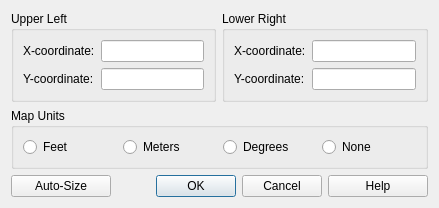
Above: src/ui/frmMapDimensionsDesigner.ui from USEPA/SWMM-EPANET_User_Interface before the change. Below: the same form after it.
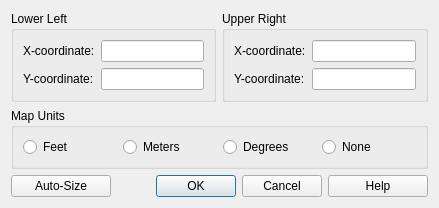
That is the form after the change.

Commit message: Update map dimension based on GIS data layer extents Update form designer per extent display

The edit to the form file:
```diff
--- a/src/ui/frmMapDimensionsDesigner.ui
+++ b/src/ui/frmMapDimensionsDesigner.ui
@@ -17,7 +17,7 @@
    <item row="0" column="0" colspan="2">
     <widget class="QGroupBox" name="gbUpleft">
      <property name="title">
-      <string>Upper Left</string>
+      <string>Lower Left</string>
      </property>
      <layout class="QFormLayout" name="formLayout">
       <item row="0" column="0">
@@ -46,7 +46,7 @@
    <item row="0" column="2" colspan="2">
     <widget class="QGroupBox" name="gbLowRight">
      <property name="title">
-      <string>Lower Right</string>
+      <string>Upper Right</string>
      </property>
      <layout class="QFormLayout" name="formLayout_2">
       <item row="0" column="0">
```
Left out of the diff: 20 changed lines with no effect on the pictures. The commit also changes 2 other files.
